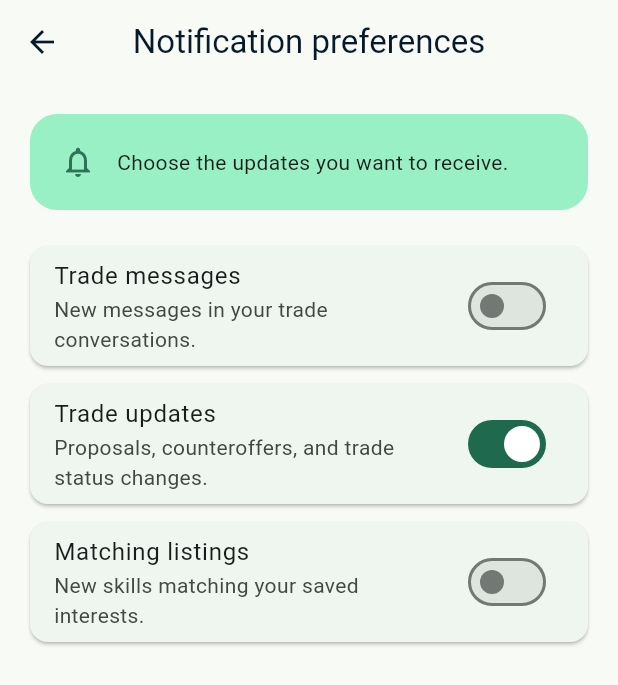
After one commit to Wajza/swe463-project, a Flutter app: the NotificationPreferencesScreen screen opened directly, after a tap on "Trade messages", on a phone screen of 412 x 824 dp. The commit adds this screen. Shown: the top 685 px of the screen. Run offline on Flutter 3.47's test engine with Material 3 defaults, Android fonts, the phone set to English and light mode, and no system bars; Roboto replaces fonts that are missing (Arial).

Commit message:
Add notification preferences UI and shared settings

```diff
--- a/souq_skills/lib/providers/profile_provider.dart
+++ b/souq_skills/lib/providers/profile_provider.dart
@@ -3,6 +3,37 @@ import 'package:flutter/foundation.dart';
 import '../models/user_profile.dart';
 
 class ProfileProvider extends ChangeNotifier {
+
+  bool _tradeMessagesEnabled = true;
+  bool _tradeUpdatesEnabled = true;
+  bool _matchingListingsEnabled = false;
+
+  bool get tradeMessagesEnabled => _tradeMessagesEnabled;
+  bool get tradeUpdatesEnabled => _tradeUpdatesEnabled;
+  bool get matchingListingsEnabled => _matchingListingsEnabled;
+
+  void updateNotificationPreferences({
+    bool? tradeMessages,
+    bool? tradeUpdates,
+    bool? matchingListings,
+  }) {
+    final nextMessages = tradeMessages ?? _tradeMessagesEnabled;
+    final nextUpdates = tradeUpdates ?? _tradeUpdatesEnabled;
+    final nextMatches = matchingListings ?? _matchingListingsEnabled;
+
+    if (nextMessages == _tradeMessagesEnabled &&
+        nextUpdates == _tradeUpdatesEnabled &&
+        nextMatches == _matchingListingsEnabled) {
+      return;
+    }
+
+    _tradeMessagesEnabled = nextMessages;
+    _tradeUpdatesEnabled = nextUpdates;
+    _matchingListingsEnabled = nextMatches;
+    notifyListeners();
+  }
+
+
   // Temporary sample profile; persistence will be connected separately.
   UserProfile _profile = const UserProfile(
     id: 'demo-raghad',
--- a/souq_skills/lib/screens/profile/edit_profile_screen.dart
+++ b/souq_skills/lib/screens/profile/edit_profile_screen.dart
@@ -1,3 +1,4 @@
+import 'notification_preferences_screen.dart';
 import 'package:flutter/material.dart';
 import 'package:provider/provider.dart';
 
@@ -45,7 +46,9 @@ class EditProfileScreen extends StatelessWidget {
                 const SizedBox(height: 20),
                 Card(
                   margin: EdgeInsets.zero,
-                  child: ListTile(
+                  child: Column(
+                    children: [
+                      ListTile(
                         leading: const Icon(Icons.person_outline),
                         title: const Text('Account details'),
                         trailing: const Icon(Icons.chevron_right),
@@ -56,6 +59,22 @@ class EditProfileScreen extends StatelessWidget {
                             ),
                           );
                         },
+                      ),
+                      const Divider(height: 1),
+                      ListTile(
+                        leading: const Icon(Icons.notifications_outlined),
+                        title: const Text('Notification preferences'),
+                        trailing: const Icon(Icons.chevron_right),
+                        onTap: () {
+                          Navigator.of(context).push(
+                            MaterialPageRoute<void>(
+                              builder: (_) =>
+                                  const NotificationPreferencesScreen(),
+                            ),
+                          );
+                        },
+                      ),
+                    ],
                   ),
                 ),
                 const SizedBox(height: 28),
--- /dev/null
+++ b/souq_skills/lib/screens/profile/notification_preferences_screen.dart
@@ -0,0 +1,109 @@
+import 'package:flutter/material.dart';
+import 'package:provider/provider.dart';
+
+import '../../main.dart';
+import '../../providers/profile_provider.dart';
+
+class NotificationPreferencesScreen extends StatelessWidget {
+  const NotificationPreferencesScreen({super.key});
+
+  @override
+  Widget build(BuildContext context) {
+    final preferences = context.watch<ProfileProvider>();
+
+    return Scaffold(
+      appBar: AppBar(
+        title: const Text('Notification preferences'),
+        centerTitle: true,
+      ),
+      body: SingleChildScrollView(
+        padding: const EdgeInsets.all(20),
+        child: Center(
+          child: ConstrainedBox(
+            constraints: const BoxConstraints(maxWidth: 600),
+            child: Column(
+              crossAxisAlignment: CrossAxisAlignment.stretch,
+              children: [
+                Container(
+                  padding: const EdgeInsets.all(20),
+                  decoration: BoxDecoration(
+                    color: souqMint,
+                    borderRadius: BorderRadius.circular(18),
+                  ),
+                  child: const Row(
+                    children: [
+                      Icon(
+                        Icons.notifications_outlined,
+                        color: souqGreen,
+                      ),
+                      SizedBox(width: 14),
+                      Expanded(
+                        child: Text(
+                          'Choose the updates you want to receive.',
+                        ),
+                      ),
+                    ],
+                  ),
+                ),
+                const SizedBox(height: 24),
+                Card(
+                  margin: EdgeInsets.zero,
+                  child: SwitchListTile(
+                    title: const Text('Trade messages'),
+                    subtitle: const Text(
+                      'New messages in your trade conversations.',
+                    ),
+                    value: preferences.tradeMessagesEnabled,
+                    onChanged: (value) {
+                      context
+                          .read<ProfileProvider>()
+                          .updateNotificationPreferences(
+                            tradeMessages: value,
+                          );
+                    },
+                  ),
+                ),
+                const SizedBox(height: 12),
+                Card(
+                  margin: EdgeInsets.zero,
+                  child: SwitchListTile(
+                    title: const Text('Trade updates'),
+                    subtitle: const Text(
+                      'Proposals, counteroffers, and trade status changes.',
+                    ),
+                    value: preferences.tradeUpdatesEnabled,
+                    onChanged: (value) {
+                      context
+                          .read<ProfileProvider>()
+                          .updateNotificationPreferences(
+                            tradeUpdates: value,
+                          );
+                    },
+                  ),
+                ),
+                const SizedBox(height: 12),
+                Card(
+                  margin: EdgeInsets.zero,
+                  child: SwitchListTile(
+                    title: const Text('Matching listings'),
+                    subtitle: const Text(
+                      'New skills matching your saved interests.',
+                    ),
+                    value: preferences.matchingListingsEnabled,
+                    onChanged: (value) {
+                      context
+                          .read<ProfileProvider>()
+                          .updateNotificationPreferences(
+                            matchingListings: value,
+                          );
+                    },
+                  ),
+                ),
+              ],
+            ),
+          ),
+        ),
+      ),
+    );
+  }
+}
```
Lines whose indentation alone changed are shown as unchanged.
